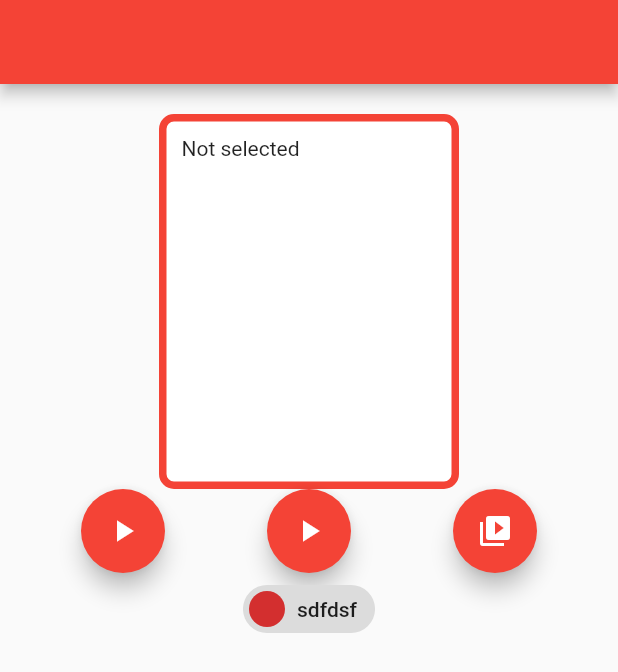
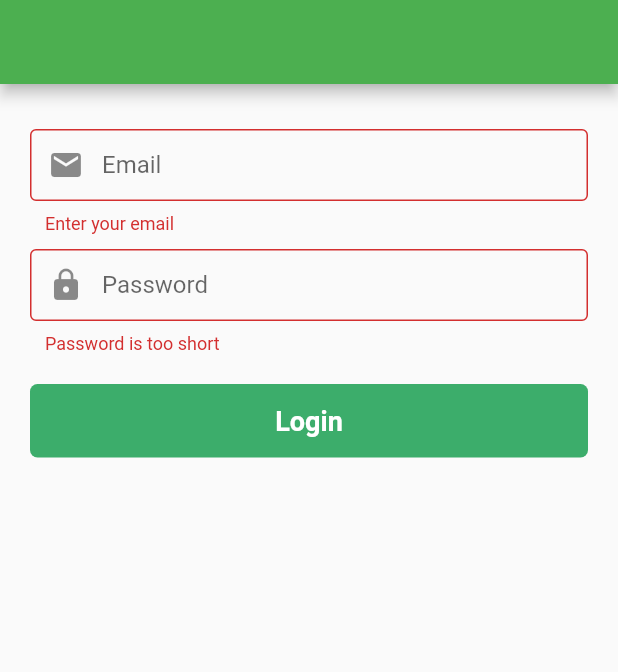
Before and after one commit to Mustakimmokter/Flutter_Widgets_Practice, a Flutter app: the screen it shows after launch, on a phone screen of 412 x 824 dp. Shown: the top 672 px of the screen. Run offline on Flutter 3.47's test engine with Material 2 defaults, Android fonts, the light colour scheme and no system bars; our stand-ins replace chewie, image_picker, video_player, youtube_player_flutter.

Commit message:
Youtube video play and TextFormField

```diff
--- a/lib/main.dart
+++ b/lib/main.dart
@@ -3,7 +3,9 @@ import 'package:provider/provider.dart';
 import 'package:widget_practice_one/iu/provider/ebook_provider.dart';
 import 'package:widget_practice_one/iu/show_widgets/screen/show_widget_screen.dart';
 import 'package:widget_practice_one/widgets/custom_tabbar.dart';
+import 'package:widget_practice_one/widgets/text_from_field.dart';
 import 'package:widget_practice_one/widgets/video_picker.dart';
+import 'package:widget_practice_one/widgets/youtube_video_load.dart';
 import 'iu/screen/ebook_app_screen.dart';
 import 'iu/show_widgets/provider/provider.dart';
 
@@ -29,9 +31,9 @@ class MyApp extends StatelessWidget {
         debugShowCheckedModeBanner: false,
         title: 'Flutter Demo',
         theme: ThemeData(
-          primarySwatch: Colors.red,
+          primarySwatch: Colors.green,
         ),
-        home:  VideoApp(),
+        home:  CustomTextFormField(),
       );
 
     },);
--- a/lib/widgets/custom_button.dart
+++ b/lib/widgets/custom_button.dart
@@ -25,6 +25,7 @@ class CustomButton extends StatelessWidget {
   Widget build(BuildContext context) {
     return InkResponse(
       onTap: onTap,
+      radius: 50,
       child: CustomContainer(
         padding: EdgeInsets.symmetric(horizontal: horizontalPadding!, vertical: verticalPadding!),
         color: backgroundColor,
--- a/lib/widgets/custom_text.dart
+++ b/lib/widgets/custom_text.dart
@@ -25,6 +25,7 @@ class CustomText extends StatelessWidget {
           fontSize: size,
           fontWeight: fontWeight,
           color: color,
+        overflow: TextOverflow.ellipsis
       ),
     );
   }
--- /dev/null
+++ b/lib/widgets/text_from_field.dart
@@ -0,0 +1,82 @@
+import 'package:flutter/material.dart';
+import 'package:widget_practice_one/widgets/custom_button.dart';
+
+class CustomTextFormField extends StatelessWidget {
+  CustomTextFormField({Key? key}) : super(key: key);
+
+  final _globalKey = GlobalKey<FormState>();
+
+  @override
+  Widget build(BuildContext context) {
+    return Scaffold(
+      appBar: AppBar(),
+      body: Center(
+        child: Padding(
+          padding: const EdgeInsets.symmetric(horizontal: 20,vertical: 30),
+          child: Form(
+            key: _globalKey,
+            autovalidateMode: AutovalidateMode.always,
+            child: Column(
+              crossAxisAlignment: CrossAxisAlignment.stretch,
+              children: [
+                TextFormField(
+                  decoration: const InputDecoration(
+                    contentPadding: EdgeInsets.only(left: 10),
+                    border: OutlineInputBorder(),
+                    prefixIcon: Icon(Icons.email),
+                    hintText: 'Email'
+                  ),
+                  onChanged: (email){
+                  },
+                  validator: (emailValid){
+                    final bool valid = RegExp(r"^[a-zA-Z0-9.a-zA-Z0-9!#$%&'*+-/=?^_`{|}~]+@[a-zA-Z0-9]+\.[a-zA-Z]+").hasMatch(emailValid!);
+                    if(emailValid == null || emailValid.isEmpty ){
+                      return 'Enter your email';
+                    }else if(valid){
+                      return null;
+                    }else{
+                      return 'Enter valid email';
+                    }
+                  },
+                ),
+                SizedBox(height: 10),
+                TextFormField(
+                  decoration: const InputDecoration(
+                    contentPadding: EdgeInsets.only(left: 10),
+                    border: OutlineInputBorder(),
+                    prefixIcon: Icon(Icons.lock),
+                    hintText: 'Password',
+                  ),
+                  obscureText: true,
+                  obscuringCharacter: '*',
+                  onChanged: (password){
+
+                  },
+                  validator: (passwordValid){
+                    if(passwordValid!.length < 6){
+                      return 'Password is too short';
+                    }else{
+                      return null;
+                    }
+                  },
+                ),
+                SizedBox(height: 20),
+                CustomButton(
+                  verticalPadding: 14,
+                  onTap: (){
+                    if(_globalKey.currentState!.validate()){
+                      print("Successful");
+                    }else{
+                      print('Filed');
+                    }
+                  },
+                  title: 'Login',
+                ),
+              ],
+            ),
+          ),
+        ),
+      ),
+    );
+  }
+}
--- a/pubspec.yaml
+++ b/pubspec.yaml
@@ -24,6 +24,9 @@ dependencies:
   image_picker: ^0.8.6+4
   video_player: ^2.5.3
   chewie: ^1.4.0
+  youtube_player_flutter: ^8.1.2
+  url_launcher: ^6.1.10
+
 
 
 
```
Also changed, not shown: lib/widgets/video_picker.dart (+2 -9 lines), lib/widgets/youtube_video_load.dart (added, +97 -0 lines), pubspec.lock, 6 other files.
